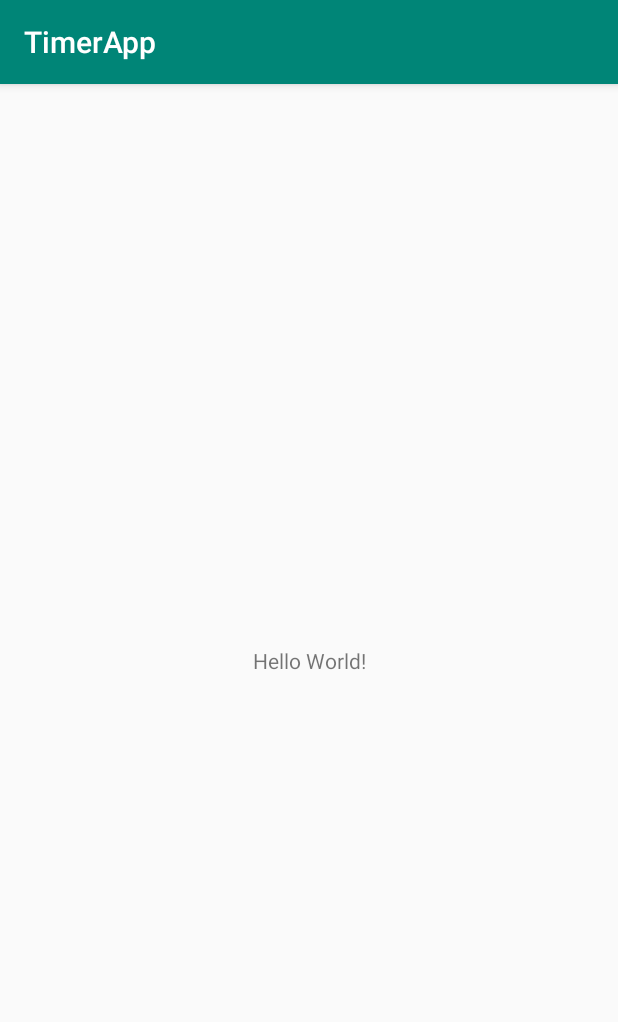
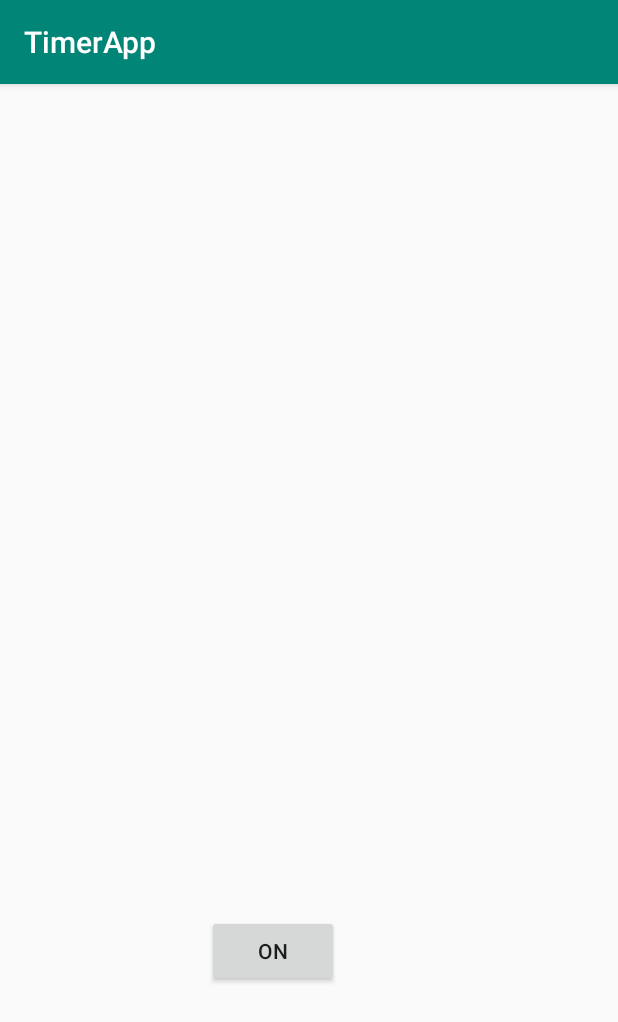
Before and after one commit to AshishChauhan31/newapp, an Android app: the screen it shows after launch (MainActivity), on a phone screen of 412 x 824 dp. Shown: the top 1022 px of the screen. Run offline under Robolectric (Android 15) with nearby library versions, the phone set to English and light mode, and no system bars.

Commit message:
timer code applied

```diff
--- a/app/src/main/java/com/example/akhilesh/timerapp/MainActivity.java
+++ b/app/src/main/java/com/example/akhilesh/timerapp/MainActivity.java
@@ -2,12 +2,40 @@ package com.example.akhilesh.timerapp;
 
 import android.support.v7.app.AppCompatActivity;
 import android.os.Bundle;
+import android.view.View;
+import android.widget.Button;
+import android.widget.TextView;
+
+import java.util.Timer;
 
 public class MainActivity extends AppCompatActivity {
+    TextView textView;
+    Button button;
+    Timer timer;
+   // int time = 100000;
+    //private boolean running;
 
     @Override
     protected void onCreate(Bundle savedInstanceState) {
         super.onCreate (savedInstanceState);
         setContentView (R.layout.activity_main);
-    }
-}
+        textView = findViewById (R.id.textView);
+        button = findViewById (R.id.button);
+        button.setOnClickListener (new View.OnClickListener () {
+            @Override
+            public void onClick(View v) {
+                new timer (100000) {
+                    public void onTick(long millisUntilFinished) {
+                        int counter=0;
+                        textView.setText (String.valueOf (counter));
+                        counter++;
+                    }
+
+                    public void onFinish() {
+                        textView.setText ("finish!!!!!");
+                    }
+                };
+
+            }
+        });
+    }}
--- a/app/src/main/res/layout/activity_main.xml
+++ b/app/src/main/res/layout/activity_main.xml
@@ -6,13 +6,22 @@
     android:layout_height="match_parent"
     tools:context=".MainActivity">
 
-    <TextView
+    <Button
+        android:id="@+id/button"
         android:layout_width="wrap_content"
         android:layout_height="wrap_content"
-        android:text="Hello World!"
+        android:layout_marginStart="138dp"
+        android:layout_marginBottom="166dp"
+        android:text="ON"
         app:layout_constraintBottom_toBottomOf="parent"
-        app:layout_constraintLeft_toLeftOf="parent"
-        app:layout_constraintRight_toRightOf="parent"
-        app:layout_constraintTop_toTopOf="parent" />
+        app:layout_constraintStart_toStartOf="parent" />
+
+    <TextView
+        android:id="@+id/textView"
+        android:layout_width="84dp"
+        android:layout_height="36dp"
+        tools:text="10"
+        tools:layout_editor_absoluteX="142dp"
+        tools:layout_editor_absoluteY="225dp" />
 
 </android.support.constraint.ConstraintLayout>
```
